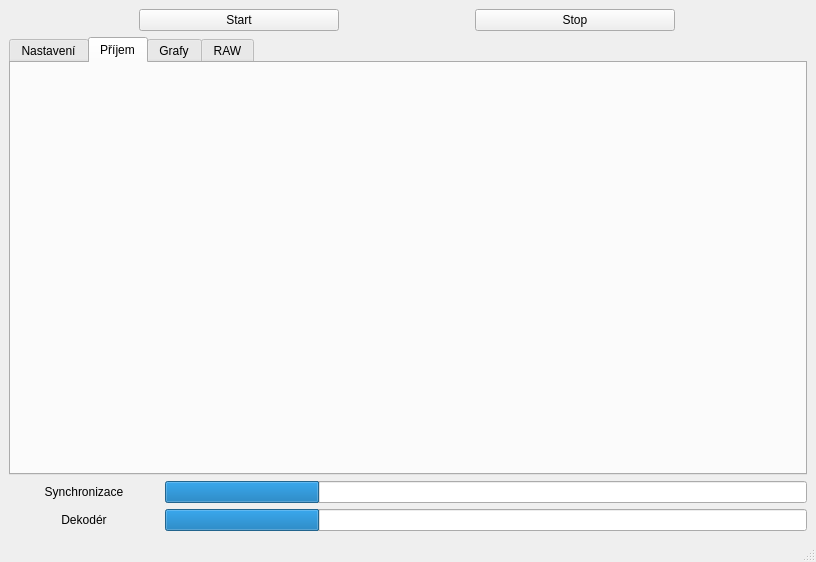
Above: rs41/sounding_sonde/sounding_tracker/mainwindow.ui from tom2238/radiosonde_hacking before the change. Below: the same form after it.
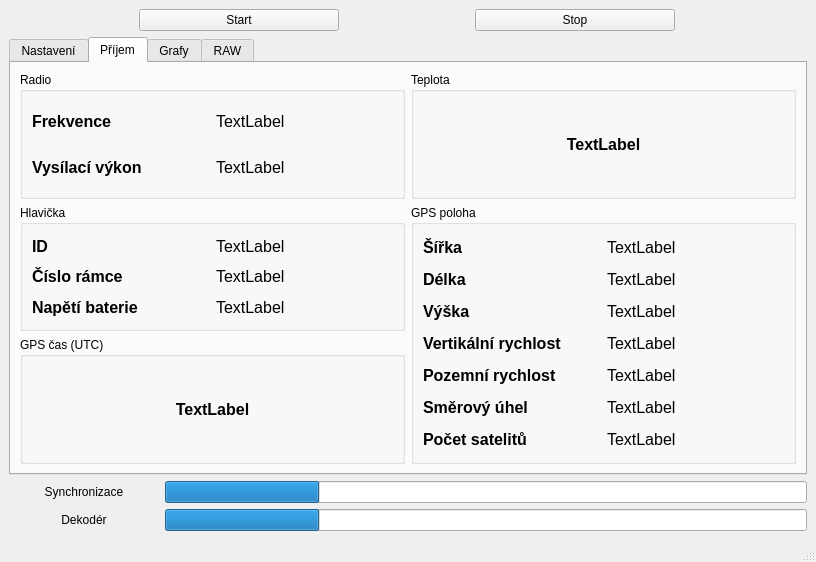
That is the form after the change. The open tabs and pages were chosen to show the change. Custom widgets are drawn as their Qt base class.

Commit message: Add UI decoding labels

Diff of the .ui file:
```diff
--- a/rs41/sounding_sonde/sounding_tracker/mainwindow.ui
+++ b/rs41/sounding_sonde/sounding_tracker/mainwindow.ui
@@ -17,7 +17,7 @@
    <layout class="QGridLayout" name="gridLayout_5">
     <item row="1" column="0">
      <layout class="QGridLayout" name="gridLayout_3">
-      <item row="1" column="0">
+      <item row="0" column="0">
        <widget class="QTabWidget" name="tabWidget">
         <property name="tabShape">
          <enum>QTabWidget::Rounded</enum>
@@ -202,6 +202,424 @@
          <attribute name="title">
           <string>Příjem</string>
          </attribute>
+         <layout class="QGridLayout" name="gridLayout_10">
+          <item row="0" column="0">
+           <layout class="QGridLayout" name="gridLayout_8">
+            <item row="1" column="0">
+             <widget class="QGroupBox" name="GBx_header">
+              <property name="title">
+               <string>Hlavička</string>
+              </property>
+              <layout class="QGridLayout" name="gridLayout_12">
+               <item row="0" column="0">
+                <layout class="QGridLayout" name="gridLayout_11">
+                 <item row="2" column="1">
+                  <widget class="QLabel" name="LB_rx_voltage">
+                   <property name="font">
+                    <font>
+                     <pointsize>12</pointsize>
+                    </font>
+                   </property>
+                   <property name="text">
+                    <string>TextLabel</string>
+                   </property>
+                  </widget>
+                 </item>
+                 <item row="1" column="1">
+                  <widget class="QLabel" name="LB_rx_frame">
+                   <property name="font">
+                    <font>
+                     <pointsize>12</pointsize>
+                    </font>
+                   </property>
+                   <property name="text">
+                    <string>TextLabel</string>
+                   </property>
+                  </widget>
+                 </item>
+                 <item row="2" column="0">
+                  <widget class="QLabel" name="label_17">
+                   <property name="font">
+                    <font>
+                     <pointsize>12</pointsize>
+                     <weight>75</weight>
+                     <bold>true</bold>
+                    </font>
+                   </property>
+                   <property name="text">
+                    <string>Napětí baterie</string>
+                   </property>
+                  </widget>
+                 </item>
+                 <item row="0" column="1">
+                  <widget class="QLabel" name="LB_rx_id">
+                   <property name="font">
+                    <font>
+                     <pointsize>12</pointsize>
+                    </font>
+                   </property>
+                   <property name="text">
+                    <string>TextLabel</string>
+                   </property>
+                  </widget>
+                 </item>
+                 <item row="0" column="0">
+                  <widget class="QLabel" name="label_13">
+                   <property name="font">
+                    <font>
+                     <pointsize>12</pointsize>
+                     <weight>75</weight>
+                     <bold>true</bold>
+                    </font>
+                   </property>
+                   <property name="text">
+                    <string>ID</string>
+                   </property>
+                  </widget>
+                 </item>
+                 <item row="1" column="0">
+                  <widget class="QLabel" name="label_14">
+                   <property name="font">
+                    <font>
+                     <pointsize>12</pointsize>
+                     <weight>75</weight>
+                     <bold>true</bold>
+                    </font>
+                   </property>
+                   <property name="text">
+                    <string>Číslo rámce</string>
+                   </property>
+                  </widget>
+                 </item>
+                </layout>
+               </item>
+              </layout>
+             </widget>
+            </item>
+            <item row="2" column="0">
+             <widget class="QGroupBox" name="GBx_GPS_time">
+              <property name="title">
+               <string>GPS čas (UTC)</string>
+              </property>
+              <layout class="QGridLayout" name="gridLayout_16">
+               <item row="0" column="0">
+                <layout class="QGridLayout" name="gridLayout_15">
+                 <item row="0" column="0">
+                  <widget class="QLabel" name="LB_rx_gpstime">
+                   <property name="font">
+                    <font>
+                     <pointsize>12</pointsize>
+                     <weight>75</weight>
+                     <bold>true</bold>
+                    </font>
+                   </property>
+                   <property name="text">
+                    <string>TextLabel</string>
+                   </property>
+                   <property name="alignment">
+                    <set>Qt::AlignCenter</set>
+                   </property>
+                  </widget>
+                 </item>
+                </layout>
+               </item>
+              </layout>
+             </widget>
+            </item>
+            <item row="0" column="1">
+             <widget class="QGroupBox" name="GBx_temperature">
+              <property name="title">
+               <string>Teplota</string>
+              </property>
+              <layout class="QGridLayout" name="gridLayout_14">
+               <item row="0" column="0">
+                <layout class="QGridLayout" name="gridLayout_13">
+                 <item row="0" column="0">
+                  <widget class="QLabel" name="LB_rx_temperature">
+                   <property name="font">
+                    <font>
+                     <pointsize>12</pointsize>
+                     <weight>75</weight>
+                     <bold>true</bold>
+                    </font>
+                   </property>
+                   <property name="text">
+                    <string>TextLabel</string>
+                   </property>
+                   <property name="alignment">
+                    <set>Qt::AlignCenter</set>
+                   </property>
+                  </widget>
+                 </item>
+                </layout>
+               </item>
+              </layout>
+             </widget>
+            </item>
+            <item row="0" column="0">
+             <widget class="QGroupBox" name="GBx_radio">
+              <property name="title">
+               <string>Radio</string>
+              </property>
+              <layout class="QGridLayout" name="gridLayout_9">
+               <item row="0" column="0">
+                <layout class="QGridLayout" name="gridLayout_7">
+                 <item row="0" column="0">
+                  <widget class="QLabel" name="label_11">
+                   <property name="font">
+                    <font>
+                     <pointsize>12</pointsize>
+                     <weight>75</weight>
+                     <bold>true</bold>
+                     <strikeout>false</strikeout>
+                    </font>
+                   </property>
+                   <property name="text">
+                    <string>Frekvence</string>
+                   </property>
+                  </widget>
+                 </item>
+                 <item row="1" column="0">
+                  <widget class="QLabel" name="label_12">
+                   <property name="font">
+                    <font>
+                     <pointsize>12</pointsize>
+                     <weight>75</weight>
+                     <bold>true</bold>
+                    </font>
+                   </property>
+                   <property name="text">
+                    <string>Vysílací výkon</string>
+                   </property>
+                  </widget>
+                 </item>
+                 <item row="0" column="1">
+                  <widget class="QLabel" name="LB_rx_frequency">
+                   <property name="font">
+                    <font>
+                     <pointsize>12</pointsize>
+                    </font>
+                   </property>
+                   <property name="text">
+                    <string>TextLabel</string>
+                   </property>
+                  </widget>
+                 </item>
+                 <item row="1" column="1">
+                  <widget class="QLabel" name="LB_rx_power">
+                   <property name="font">
+                    <font>
+                     <pointsize>12</pointsize>
+                    </font>
+                   </property>
+                   <property name="text">
+                    <string>TextLabel</string>
+                   </property>
+                  </widget>
+                 </item>
+                </layout>
+               </item>
+              </layout>
+             </widget>
+            </item>
+            <item row="1" column="1" rowspan="2">
+             <widget class="QGroupBox" name="GBx_GPS_nav">
+              <property name="title">
+               <string>GPS poloha</string>
+              </property>
+              <layout class="QGridLayout" name="gridLayout_18">
+               <item row="0" column="0">
+                <layout class="QGridLayout" name="gridLayout_17">
+                 <item row="3" column="1">
+                  <widget class="QLabel" name="LB_rx_gps_climbing">
+                   <property name="font">
+                    <font>
+                     <pointsize>12</pointsize>
+                    </font>
+                   </property>
+                   <property name="text">
+                    <string>TextLabel</string>
+                   </property>
+                  </widget>
+                 </item>
+                 <item row="0" column="0">
+                  <widget class="QLabel" name="label_15">
+                   <property name="font">
+                    <font>
+                     <pointsize>12</pointsize>
+                     <weight>75</weight>
+                     <bold>true</bold>
+                    </font>
+                   </property>
+                   <property name="text">
+                    <string>Šířka</string>
+                   </property>
+                  </widget>
+                 </item>
+                 <item row="2" column="0">
+                  <widget class="QLabel" name="label_20">
+                   <property name="font">
+                    <font>
+                     <pointsize>12</pointsize>
+                     <weight>75</weight>
+                     <bold>true</bold>
+                    </font>
+                   </property>
+                   <property name="text">
+                    <string>Výška</string>
+                   </property>
+                  </widget>
+                 </item>
+                 <item row="1" column="1">
+                  <widget class="QLabel" name="LB_rx_gps_lon">
+                   <property name="font">
+                    <font>
+                     <pointsize>12</pointsize>
+                    </font>
+                   </property>
+                   <property name="text">
+                    <string>TextLabel</string>
+                   </property>
+                  </widget>
+                 </item>
+                 <item row="5" column="1">
+                  <widget class="QLabel" name="LB_rx_gps_heading">
+                   <property name="font">
+                    <font>
+                     <pointsize>12</pointsize>
+                    </font>
+                   </property>
+                   <property name="text">
+                    <string>TextLabel</string>
+                   </property>
+                  </widget>
+                 </item>
+                 <item row="1" column="0">
+                  <widget class="QLabel" name="label_18">
+                   <property name="font">
+                    <font>
+                     <pointsize>12</pointsize>
+                     <weight>75</weight>
+                     <bold>true</bold>
+                    </font>
+                   </property>
+                   <property name="text">
+                    <string>Délka</string>
+                   </property>
+                  </widget>
+                 </item>
+                 <item row="4" column="1">
+                  <widget class="QLabel" name="LB_rx_gps_groundspeed">
+                   <property name="font">
+                    <font>
+                     <pointsize>12</pointsize>
+                    </font>
+                   </property>
+                   <property name="text">
+                    <string>TextLabel</string>
+                   </property>
+                  </widget>
+                 </item>
+                 <item row="0" column="1">
+                  <widget class="QLabel" name="LB_rx_gps_lat">
+                   <property name="font">
+                    <font>
+                     <pointsize>12</pointsize>
+                    </font>
+                   </property>
+                   <property name="text">
+                    <string>TextLabel</string>
+                   </property>
+                  </widget>
+                 </item>
+                 <item row="4" column="0">
+                  <widget class="QLabel" name="label_24">
+                   <property name="font">
+                    <font>
+                     <pointsize>12</pointsize>
+                     <weight>75</weight>
+                     <bold>true</bold>
+                    </font>
+                   </property>
+                   <property name="text">
+                    <string>Pozemní rychlost</string>
+                   </property>
+                  </widget>
+                 </item>
+                 <item row="2" column="1">
+                  <widget class="QLabel" name="LB_rx_gps_alt">
+                   <property name="font">
+                    <font>
+                     <pointsize>12</pointsize>
+                    </font>
+                   </property>
+                   <property name="text">
+                    <string>TextLabel</string>
+                   </property>
+                  </widget>
+                 </item>
+                 <item row="3" column="0">
+                  <widget class="QLabel" name="label_21">
+                   <property name="font">
+                    <font>
+                     <pointsize>12</pointsize>
+                     <weight>75</weight>
+                     <bold>true</bold>
+                    </font>
+                   </property>
+                   <property name="text">
+                    <string>Vertikální rychlost</string>
+                   </property>
+                  </widget>
+                 </item>
+                 <item row="5" column="0">
+                  <widget class="QLabel" name="label_26">
+                   <property name="font">
+                    <font>
+                     <pointsize>12</pointsize>
+                     <weight>75</weight>
+                     <bold>true</bold>
+                    </font>
+                   </property>
+                   <property name="text">
+                    <string>Směrový úhel</string>
+                   </property>
+                  </widget>
+                 </item>
+                 <item row="6" column="0">
+                  <widget class="QLabel" name="label_28">
+                   <property name="font">
+                    <font>
+                     <pointsize>12</pointsize>
+                     <weight>75</weight>
+                     <bold>true</bold>
+                    </font>
+                   </property>
+                   <property name="text">
+                    <string>Počet satelitů</string>
+                   </property>
+                  </widget>
+                 </item>
+                 <item row="6" column="1">
+                  <widget class="QLabel" name="LB_rx_gps_numsv">
+                   <property name="font">
+                    <font>
+                     <pointsize>12</pointsize>
+                    </font>
+                   </property>
+                   <property name="text">
+                    <string>TextLabel</string>
+                   </property>
+                  </widget>
+                 </item>
+                </layout>
+               </item>
+              </layout>
+             </widget>
+            </item>
+           </layout>
+          </item>
+         </layout>
         </widget>
         <widget class="QWidget" name="TB_graphs">
          <attribute name="title">
```
Left out of the diff: 28 changed lines with no effect on the pictures. The commit also changes 4 other files.
